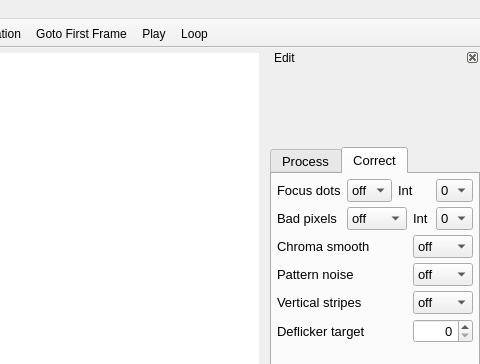
Qt form platform/qt/MainWindow.ui (ilia3101/MLV-App) before a commit; both pictures show x 720 to 1200 and y 0 to 364 of the 1200 by 766 pixel window.
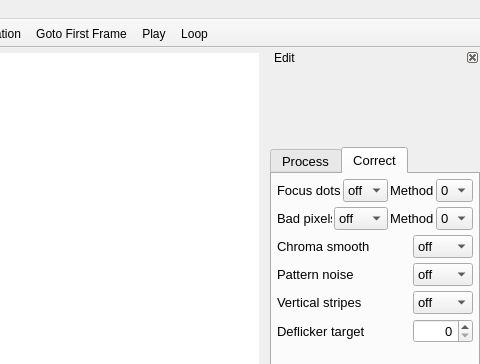
The same form after that commit. The open tabs and pages were chosen to show the change. Icons and pictures are not drawn. Custom widgets are drawn as their Qt base class.

Commit message: QtApp: bugfixes for llrawproc in GUI and added methods

What changed in the file:
```diff
--- a/platform/qt/MainWindow.ui
+++ b/platform/qt/MainWindow.ui
@@ -1174,6 +1174,9 @@
            </property>
            <item>
             <layout class="QHBoxLayout" name="horizontalLayout_13">
+             <property name="spacing">
+              <number>2</number>
+             </property>
              <property name="bottomMargin">
               <number>0</number>
              </property>
@@ -1222,7 +1225,7 @@
                 </font>
                </property>
                <property name="text">
-                <string>Int</string>
+                <string>Method</string>
                </property>
               </widget>
              </item>
@@ -1255,6 +1258,9 @@
            </item>
            <item>
             <layout class="QHBoxLayout" name="horizontalLayout_14">
+             <property name="spacing">
+              <number>2</number>
+             </property>
              <property name="bottomMargin">
               <number>0</number>
              </property>
@@ -1308,7 +1314,7 @@
                 </font>
                </property>
                <property name="text">
-                <string>Int</string>
+                <string>Method</string>
                </property>
               </widget>
              </item>
```
Left out of the diff: 3 changed lines with no effect on the pictures. The commit also changes 4 other files.
